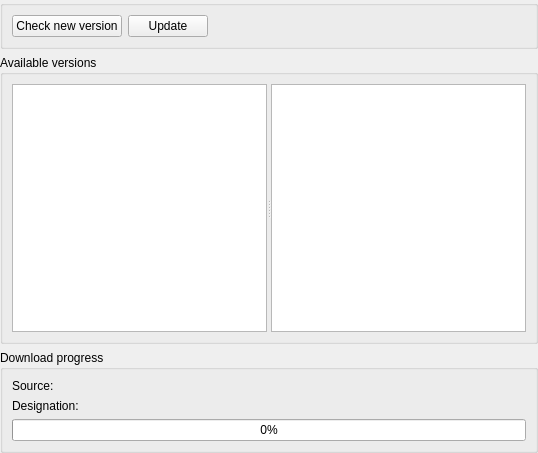
Qt form src/gui/updaterwidget.ui (panter-dsd/UniversalUpdater) before a commit.
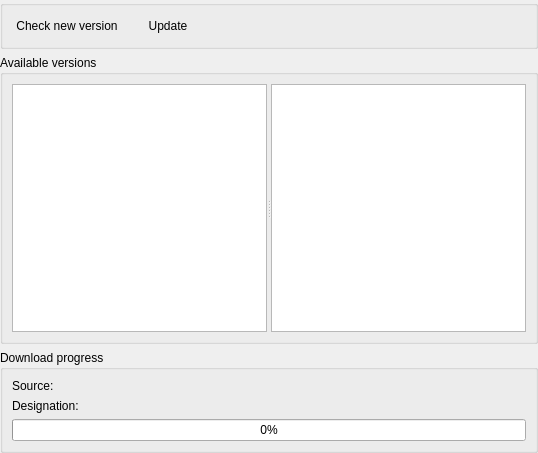
The same form after that commit.

Commit message: Set buttons flat style.

What changed in the file:
```diff
--- a/src/gui/updaterwidget.ui
+++ b/src/gui/updaterwidget.ui
@@ -34,6 +34,9 @@
         <property name="text">
          <string>Check new version</string>
         </property>
+        <property name="flat">
+         <bool>true</bool>
+        </property>
        </widget>
       </item>
       <item>
@@ -41,6 +44,9 @@
         <property name="text">
          <string>Update</string>
         </property>
+        <property name="flat">
+         <bool>true</bool>
+        </property>
        </widget>
       </item>
       <item>
```
The commit also changes 1 other file.
